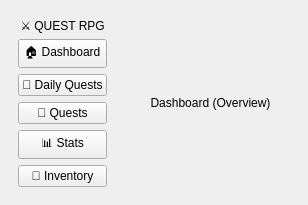
Old version of the form ui/main_window.ui in the repository jushinyta/baicuoikhoa_pte_tuankhoa.
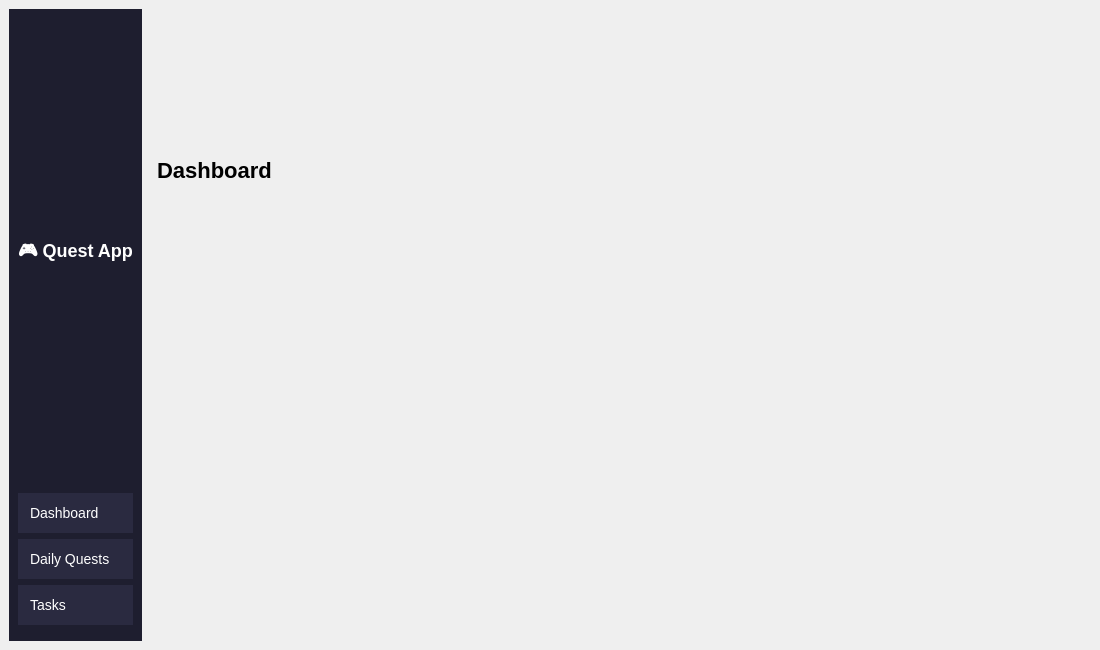
New version of the form. The open tabs and pages were chosen to show the change.

```diff
--- a/ui/main_window.ui
+++ b/ui/main_window.ui
@@ -6,8 +6,8 @@
    <rect>
     <x>0</x>
     <y>0</y>
-    <width>308</width>
-    <height>184</height>
+    <width>1100</width>
+    <height>650</height>
    </rect>
   </property>
   <property name="windowTitle">
@@ -17,65 +17,65 @@
    <layout class="QHBoxLayout" name="rootLayout">
     <item>
      <widget class="QFrame" name="sidebar">
+      <property name="minimumWidth">
+       <number>220</number>
+      </property>
+      <property name="styleSheet">
+       <string notr="true">
+        QFrame { background-color: #1e1e2f; }
+        QPushButton {
+          color: white;
+          background-color: #2a2a40;
+          border: none;
+          padding: 12px;
+          font-size: 14px;
+          text-align: left;
+        }
+        QPushButton:hover { background-color: #3a3a55; }
+        QLabel { color: white; }
+       </string>
+      </property>
+
       <layout class="QVBoxLayout" name="sidebarLayout">
        <item>
         <widget class="QLabel" name="appTitle">
          <property name="text">
-          <string>⚔ QUEST RPG</string>
+          <string>🎮 Quest App</string>
          </property>
-         <property name="alignment">
-          <set>Qt::AlignCenter</set>
+         <property name="styleSheet">
+          <string>font-size:18px; font-weight:bold;</string>
          </property>
         </widget>
        </item>
        <item>
         <widget class="QPushButton" name="btnDashboard">
          <property name="text">
-          <string>🏠 Dashboard</string>
+          <string>Dashboard</string>
          </property>
         </widget>
        </item>
        <item>
         <widget class="QPushButton" name="btnDaily">
          <property name="text">
-          <string>📅 Daily Quests</string>
+          <string>Daily Quests</string>
          </property>
         </widget>
        </item>
        <item>
         <widget class="QPushButton" name="btnQuests">
          <property name="text">
-          <string>📜 Quests</string>
+          <string>Tasks</string>
          </property>
         </widget>
        </item>
        <item>
-        <widget class="QPushButton" name="btnStats">
-         <property name="text">
-          <string>📊 Stats</string>
-         </property>
-        </widget>
-       </item>
-       <item>
-        <widget class="QPushButton" name="btnInventory">
-         <property name="text">
-          <string>🎒 Inventory</string>
-         </property>
-        </widget>
-       </item>
-       <item>
-        <spacer name="sidebarSpacer">
+        <spacer name="spacer">
          <property name="orientation">
           <enum>Qt::Vertical</enum>
          </property>
-         <property name="sizeHint" stdset="0">
-          <size>
-           <width>20</width>
-           <height>40</height>
-          </size>
-         </property>
         </spacer>
        </item>
+
       </layout>
      </widget>
     </item>
@@ -85,17 +85,25 @@
        <number>4</number>
       </property>
       <widget class="QWidget" name="pageDashboard">
-       <layout class="QVBoxLayout">
+       <layout class="QVBoxLayout" name="dashboardLayout">
+
         <item>
-         <widget class="QLabel" name="label">
+         <widget class="QLabel" name="dashboardTitle">
           <property name="text">
-           <string>Dashboard (Overview)</string>
+           <string>Dashboard</string>
           </property>
-          <property name="alignment">
-           <set>Qt::AlignCenter</set>
+          <property name="styleSheet">
+           <string>font-size:22px; font-weight:bold;</string>
           </property>
          </widget>
         </item>
+
+        <item>
+         <widget class="QFrame" name="dashboardContent">
+          <layout class="QVBoxLayout" name="dashboardContentLayout"/>
+         </widget>
+        </item>
+
        </layout>
       </widget>
       <widget class="QWidget" name="pageDaily">
```
Left out of the diff: 79 changed lines with no effect on the pictures.
